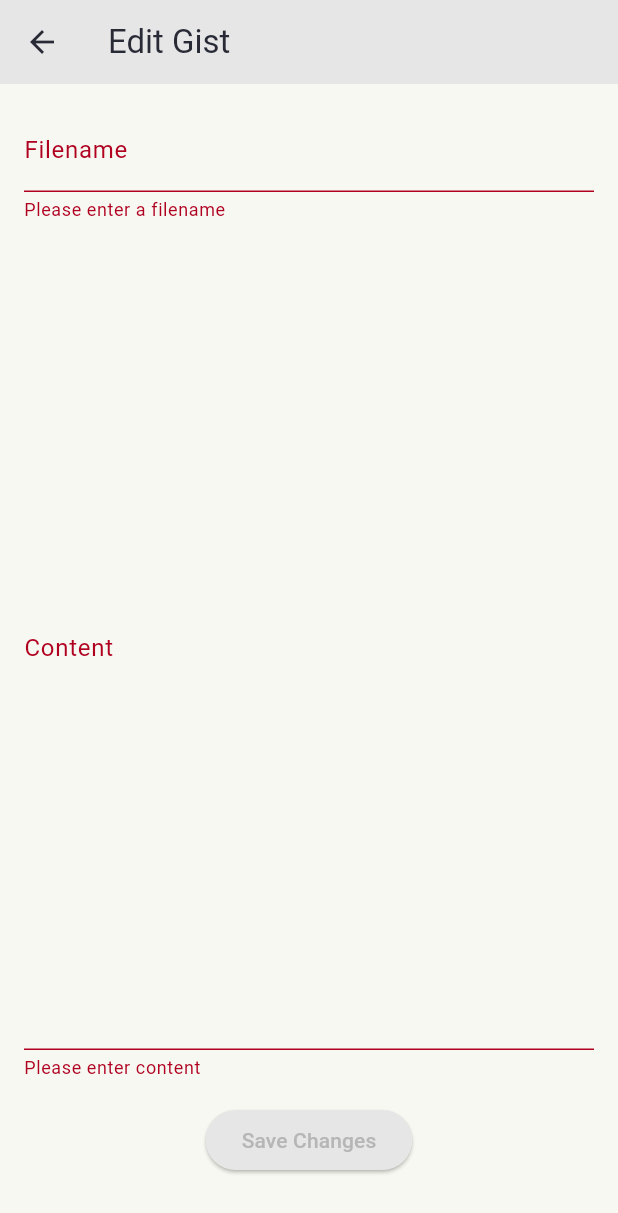
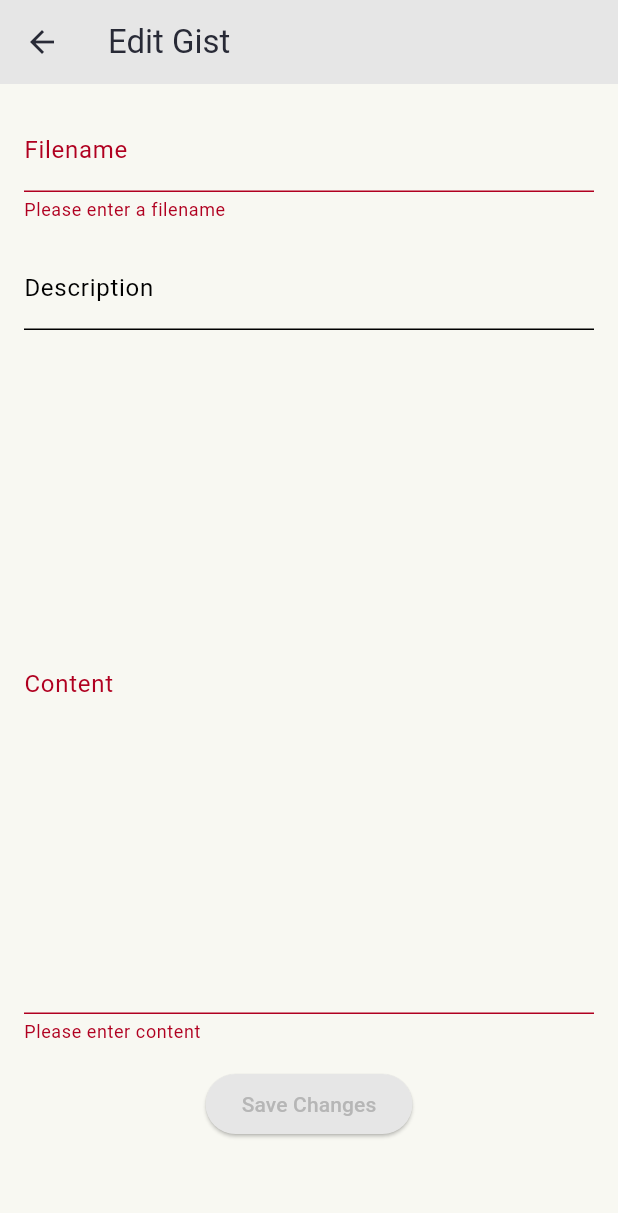
Before and after one commit to asad-albadi/gist_manager, a Flutter app: the EditGistScreen screen opened directly with empty values, after a tap on "Save Changes", on a phone screen of 412 x 824 dp. Shown: the top 1213 px of the screen. Run offline on Flutter 3.47's test engine with Material 3 defaults, Android fonts, the phone set to English and light mode, and no system bars; our stand-ins replace flutter_markdown, shared_preferences; missing offline and left inert: markdown; accounts and stored records are empty.

Commit message:
ability to edit description and instantly reflect the changes in the gist after save

```diff
--- a/lib/screens/edit_gist_screen.dart
+++ b/lib/screens/edit_gist_screen.dart
@@ -17,6 +17,7 @@ class EditGistScreen extends StatefulWidget {
 class _EditGistScreenState extends State<EditGistScreen> {
   final _formKey = GlobalKey<FormState>();
   late TextEditingController _filenameController;
+  late TextEditingController _descriptionController;
   late TextEditingController _contentController;
   bool _isLoading = false;
 
@@ -24,12 +25,15 @@ class _EditGistScreenState extends State<EditGistScreen> {
   void initState() {
     super.initState();
     _filenameController = TextEditingController(text: widget.gist.filename);
+    _descriptionController =
+        TextEditingController(text: widget.gist.description ?? '');
     _contentController = TextEditingController(text: widget.gist.content);
   }
 
   @override
   void dispose() {
     _filenameController.dispose();
+    _descriptionController.dispose();
     _contentController.dispose();
     super.dispose();
   }
@@ -44,6 +48,7 @@ class _EditGistScreenState extends State<EditGistScreen> {
         await Provider.of<GistProvider>(context, listen: false).editGist(
           widget.gist.id,
           _filenameController.text,
+          _descriptionController.text,
           _contentController.text,
         );
         Navigator.of(context).pop();
@@ -65,7 +70,7 @@ class _EditGistScreenState extends State<EditGistScreen> {
   Widget build(BuildContext context) {
     final double screenHeight = MediaQuery.of(context).size.height;
     final double availableHeight =
-        screenHeight - 300; // Subtracting approximate height of other widgets
+        screenHeight - 400; // Subtracting approximate height of other widgets
     final int maxLines = (availableHeight / 24)
         .floor(); // Assuming each line is about 24 pixels high
 
@@ -88,6 +93,11 @@ class _EditGistScreenState extends State<EditGistScreen> {
                   }
                   return null;
                 },
+              ),
+              const SizedBox(height: 16),
+              TextFormField(
+                controller: _descriptionController,
+                decoration: const InputDecoration(labelText: 'Description'),
               ),
               const SizedBox(height: 16),
               TextFormField(
--- a/lib/screens/gist_list_screen.dart
+++ b/lib/screens/gist_list_screen.dart
@@ -11,7 +11,6 @@ import 'package:gist_manager/screens/settings_screen.dart';
 import 'package:gist_manager/widgets/custom_tag.dart';
 import 'package:flutter/material.dart';
 import 'package:provider/provider.dart';
-import 'package:url_launcher/url_launcher.dart';
 
 class GistListScreen extends StatefulWidget {
   const GistListScreen({super.key});
--- a/lib/services/api_service.dart
+++ b/lib/services/api_service.dart
@@ -28,7 +28,7 @@ class ApiService {
   }
 
   Future<void> editGist(String username, String token, String gistId,
-      String filename, String content) async {
+      String filename, String description, String content) async {
     final response = await http.patch(
       Uri.parse('$baseUrl/gists/$gistId'),
       headers: {
@@ -36,6 +36,7 @@ class ApiService {
         'Content-Type': 'application/json',
       },
       body: json.encode({
+        'description': description,
         'files': {
           filename: {
             'content': content,
```
Also changed, not shown: lib/providers/gist_provider.dart (+22 -3 lines).
